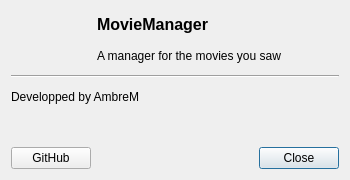
Above: Dialogs/AboutDialog.ui from AmbreM71/MovieManager before the change. Below: the same form after it.
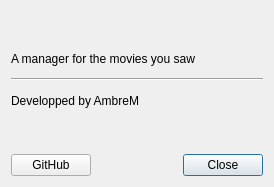
That is the form after the change. Icons and pictures are not drawn.

Commit message:
Minor changes on About screen
Use logo with text

Patch:
```diff
--- a/Dialogs/AboutDialog.ui
+++ b/Dialogs/AboutDialog.ui
@@ -6,8 +6,8 @@
    <rect>
     <x>0</x>
     <y>0</y>
-    <width>350</width>
-    <height>180</height>
+    <width>274</width>
+    <height>187</height>
    </rect>
   </property>
   <property name="sizePolicy">
@@ -20,7 +20,17 @@
    <string>About MovieManager</string>
   </property>
   <layout class="QGridLayout" name="gridLayout">
-   <item row="8" column="1" colspan="4">
+   <item row="8" column="1" colspan="2">
+    <widget class="QLabel" name="VersionLabel">
+     <property name="text">
+      <string/>
+     </property>
+     <property name="alignment">
+      <set>Qt::AlignRight|Qt::AlignTrailing|Qt::AlignVCenter</set>
+     </property>
+    </widget>
+   </item>
+   <item row="10" column="1" colspan="2">
     <widget class="QDialogButtonBox" name="ButtonBox">
      <property name="orientation">
       <enum>Qt::Horizontal</enum>
@@ -30,37 +40,42 @@
      </property>
     </widget>
    </item>
-   <item row="6" column="0">
+   <item row="7" column="0" colspan="3">
+    <widget class="QLabel" name="label">
+     <property name="text">
+      <string>Developped by AmbreM</string>
+     </property>
+    </widget>
+   </item>
+   <item row="8" column="0">
     <widget class="QLabel" name="QtVersionLabel">
      <property name="text">
       <string/>
      </property>
     </widget>
    </item>
-   <item row="0" column="1" colspan="3">
-    <widget class="QLabel" name="MovieManagerLabel">
-     <property name="font">
-      <font>
-       <pointsize>12</pointsize>
-       <bold>true</bold>
-      </font>
-     </property>
+   <item row="10" column="0">
+    <widget class="QPushButton" name="GithubButton">
      <property name="text">
-      <string>MovieManager</string>
+      <string>GitHub</string>
      </property>
     </widget>
    </item>
-   <item row="6" column="1" colspan="4">
-    <widget class="QLabel" name="VersionLabel">
+   <item row="5" column="0" colspan="3">
+    <widget class="Line" name="line">
+     <property name="orientation">
+      <enum>Qt::Horizontal</enum>
+     </property>
+    </widget>
+   </item>
+   <item row="4" column="0" colspan="3">
+    <widget class="QLabel" name="DescrLabel">
      <property name="text">
-      <string/>
+      <string>A manager for the movies you saw</string>
      </property>
-     <property name="alignment">
-      <set>Qt::AlignRight|Qt::AlignTrailing|Qt::AlignVCenter</set>
-     </property>
     </widget>
    </item>
-   <item row="0" column="0" rowspan="2">
+   <item row="3" column="0" colspan="3">
     <widget class="QLabel" name="label_2">
      <property name="sizePolicy">
       <sizepolicy hsizetype="Fixed" vsizetype="Fixed">
@@ -70,8 +85,8 @@
      </property>
      <property name="maximumSize">
       <size>
-       <width>48</width>
-       <height>48</height>
+       <width>256</width>
+       <height>64</height>
       </size>
      </property>
      <property name="text">
@@ -83,33 +98,8 @@
      <property name="scaledContents">
       <bool>true</bool>
      </property>
-    </widget>
-   </item>
-   <item row="8" column="0">
-    <widget class="QPushButton" name="GithubButton">
-     <property name="text">
-      <string>GitHub</string>
-     </property>
-    </widget>
-   </item>
-   <item row="1" column="1" colspan="4">
-    <widget class="QLabel" name="DescrLabel">
-     <property name="text">
-      <string>A manager for the movies you saw</string>
-     </property>
-    </widget>
-   </item>
-   <item row="5" column="0" colspan="5">
-    <widget class="QLabel" name="label">
-     <property name="text">
-      <string>Developped by AmbreM</string>
-     </property>
-    </widget>
-   </item>
-   <item row="3" column="0" colspan="5">
-    <widget class="Line" name="line">
-     <property name="orientation">
-      <enum>Qt::Horizontal</enum>
+     <property name="alignment">
+      <set>Qt::AlignCenter</set>
      </property>
     </widget>
    </item>
```
Left out of the diff: 2 changed lines with no effect on the pictures. The commit also changes 2 other files.
